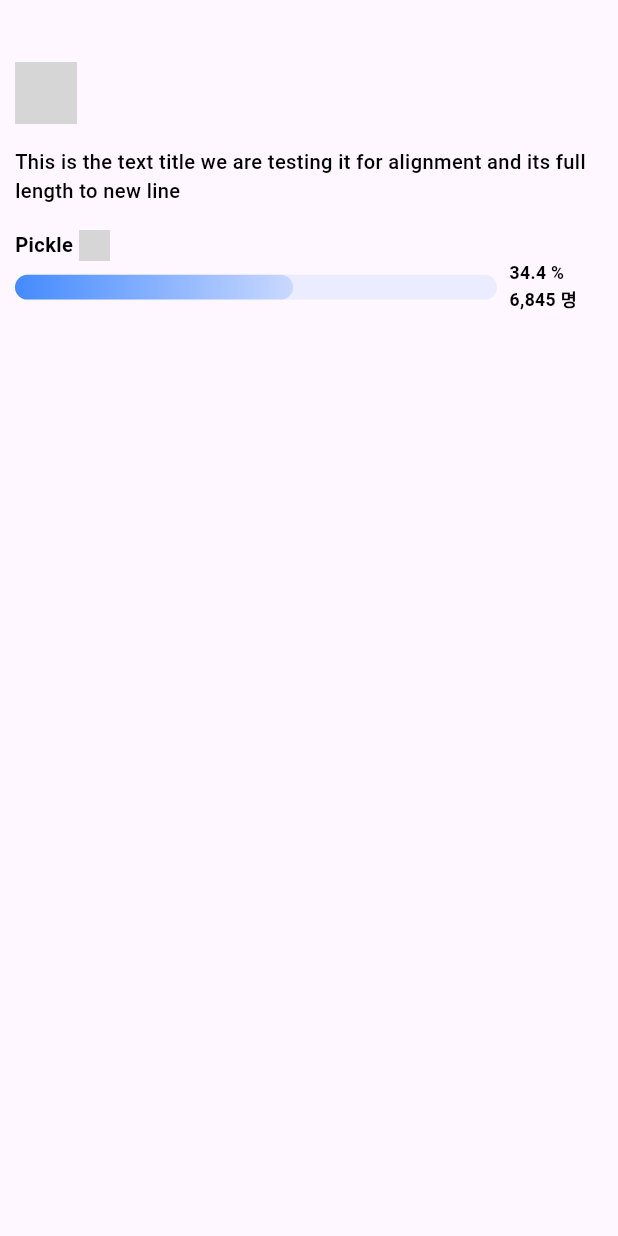
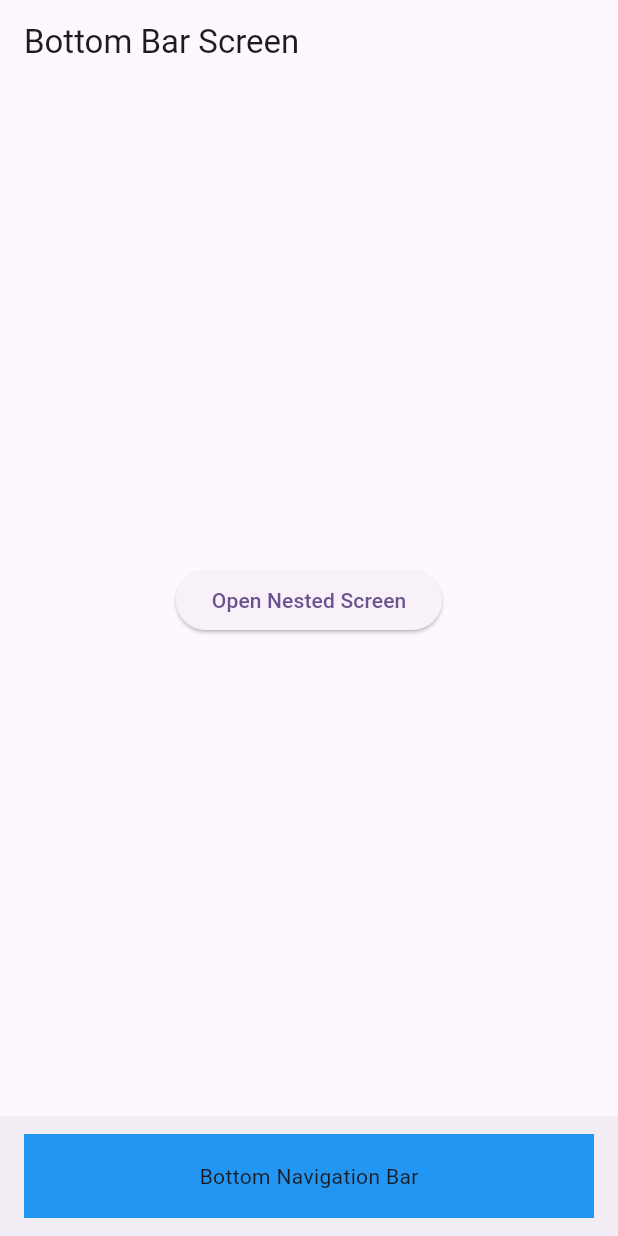
Before and after one commit to muhammadarslannasr/pagination_with_multiple_list_scroll_to_top_flutter_app, a Flutter app: the screen it shows after launch, on a phone screen of 412 x 824 dp. Run offline on Flutter 3.47's test engine with Material 3 defaults, Android fonts, the phone set to English and light mode, and no system bars; our stand-ins replace responsive_sizer; grey boxes are pictures that could not be loaded.

Commit message:
thanks nouman

```diff
--- a/lib/main.dart
+++ b/lib/main.dart
@@ -1,5 +1,6 @@
 import 'package:flutter/material.dart';
 import 'package:flutter_mixup_tries_project/aligned_column_inner_row.dart';
+import 'package:flutter_mixup_tries_project/modal_full_background/main_screen.dart';
 import 'package:responsive_sizer/responsive_sizer.dart';
 
 void main() {
@@ -20,7 +21,8 @@ class MyApp extends StatelessWidget {
         ),
         // home: const MultipleListPaginationScreen(),
         // home: const SliverAppBarScreen(),
-        home: const AlignedColumnInnerRow(),
+        // home: const AlignedColumnInnerRow(),
+        home: const MainScreen(),
       );
     });
   }
--- /dev/null
+++ b/lib/modal_full_background/main_screen.dart
@@ -0,0 +1,86 @@
+import 'package:flutter/material.dart';
+
+class MainScreen extends StatelessWidget {
+  const MainScreen({super.key});
+
+  @override
+  Widget build(BuildContext context) {
+    return const Scaffold(
+      body: BottomBar(),
+    );
+  }
+}
+
+class BottomBar extends StatelessWidget {
+  const BottomBar({super.key});
+
+  @override
+  Widget build(BuildContext context) {
+    return Scaffold(
+      appBar: AppBar(
+        title: Text('Bottom Bar Screen'),
+      ),
+      body: Center(
+        child: ElevatedButton(
+          onPressed: () {
+            // Navigate to the NestedScreen
+            Navigator.push(
+              context,
+              MaterialPageRoute(builder: (context) => NestedScreen()),
+            );
+          },
+          child: Text('Open Nested Screen'),
+        ),
+      ),
+      bottomNavigationBar: BottomAppBar(
+        // Your BottomNavigationBar here
+        child: Container(
+          height: 50.0,
+          color: Colors.blue,
+          child: Center(
+            child: Text('Bottom Navigation Bar'),
+          ),
+        ),
+      ),
+    );
+  }
+}
+
+class NestedScreen extends StatelessWidget {
+  const NestedScreen({super.key});
+
+  @override
+  Widget build(BuildContext context) {
+    return Scaffold(
+      appBar: AppBar(
+        title: Text('Nested Screen'),
+      ),
+      body: Center(
+        child: ElevatedButton(
+          onPressed: () {
+            // Show the full-screen modal for NestedScreen
+            showModalBottomSheet(
+              context: context,
+              isScrollControlled: true,
+              builder: (BuildContext context) {
+                return Container(
+                  height: MediaQuery.of(context).size.height - MediaQuery.of(context).viewInsets.bottom,
+                  child: Center(
+                    child: ElevatedButton(
+                      onPressed: () {
+                        // Close the modal
+                        Navigator.of(context).pop();
+                      },
+                      child: Text('Close Modal'),
+                    ),
+                  ),
+                );
+              },
+            );
+          },
+          child: Text('Open Full-Screen Modal'),
+        ),
+      ),
+    );
+  }
+}
```
